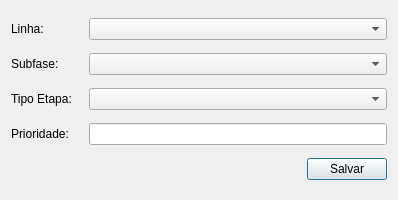
Above: uis/addProfileProductionSetting.ui from dsgoficial/SAP_Gerente before the change. Below: the same form after it.
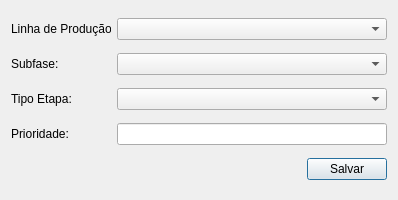
That is the form after the change.

Commit message: fix linha de produção

What changed in the file:
```diff
--- a/uis/addProfileProductionSetting.ui
+++ b/uis/addProfileProductionSetting.ui
@@ -26,7 +26,7 @@
        </property>
        <property name="minimumSize">
         <size>
-         <width>72</width>
+         <width>100</width>
          <height>0</height>
         </size>
        </property>
@@ -37,7 +37,7 @@
         </size>
        </property>
        <property name="text">
-        <string>Linha:</string>
+        <string>Linha de Produção:</string>
        </property>
       </widget>
      </item>
@@ -58,7 +58,7 @@
        </property>
        <property name="minimumSize">
         <size>
-         <width>72</width>
+         <width>100</width>
          <height>0</height>
         </size>
        </property>
@@ -90,7 +90,7 @@
        </property>
        <property name="minimumSize">
         <size>
-         <width>72</width>
+         <width>100</width>
          <height>0</height>
         </size>
        </property>
@@ -122,7 +122,7 @@
        </property>
        <property name="minimumSize">
         <size>
-         <width>72</width>
+         <width>100</width>
          <height>0</height>
         </size>
        </property>
```
